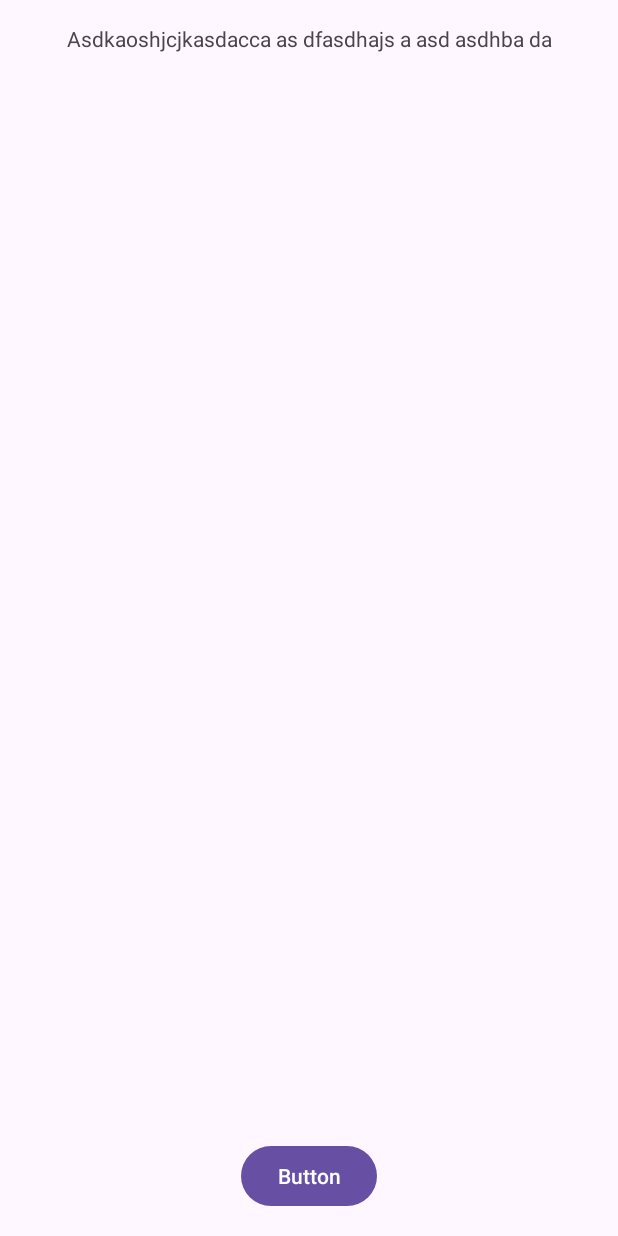
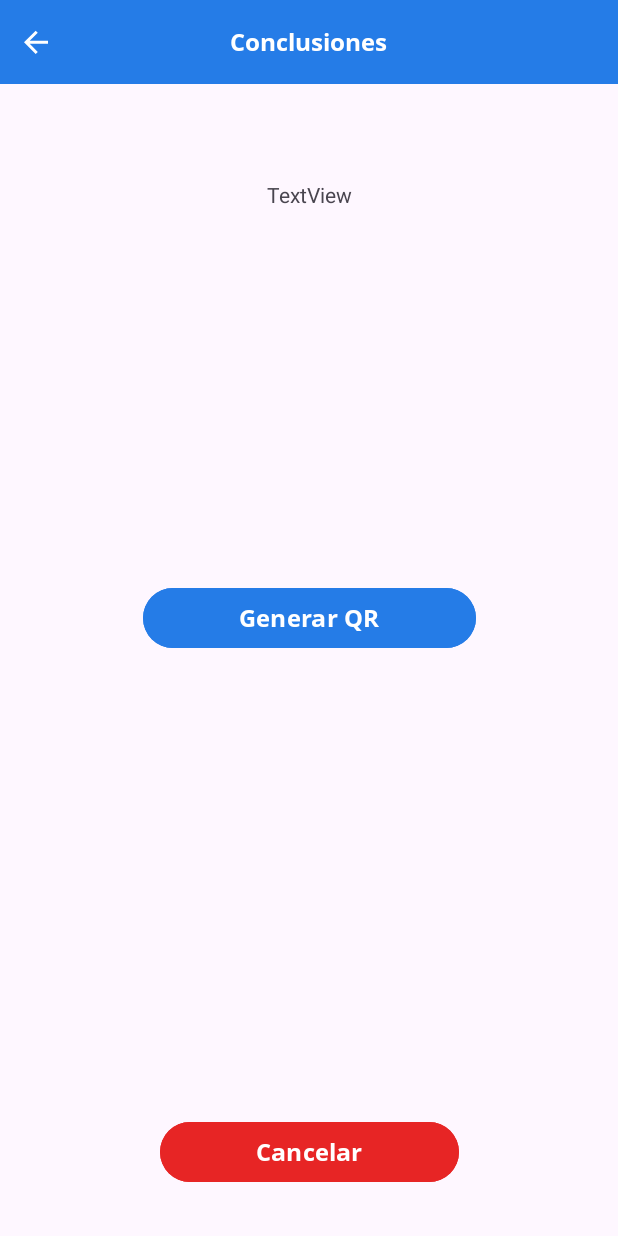
Before and after one commit to pedraNicolas/analyzer, an Android app: the ConclusionsFragment screen opened through its navigation route, on a phone screen of 412 x 824 dp. Run offline under Robolectric (Android 15) with nearby library versions, the phone set to English and light mode, and no system bars; our stand-ins replace Dagger/Hilt's generated code.

Commit message:
no message

```diff
--- a/app/src/main/java/com/psijuego/ui/views/report/conclusions/ConclusionsFragment.kt
+++ b/app/src/main/java/com/psijuego/ui/views/report/conclusions/ConclusionsFragment.kt
@@ -6,55 +6,18 @@ import android.view.LayoutInflater
 import android.view.View
 import android.view.ViewGroup
 import com.psijuego.R
+import com.psijuego.databinding.FragmentConclusionsBinding
 
-// TODO: Rename parameter arguments, choose names that match
-// the fragment initialization parameters, e.g. ARG_ITEM_NUMBER
-private const val ARG_PARAM1 = "param1"
-private const val ARG_PARAM2 = "param2"
+class ConclusionsFragment : Fragment() {
 
-/**
- * A simple [Fragment] subclass.
- * Use the [ConclusionsFragment.newInstance] factory method to
- * create an instance of this fragment.
- */
-class ConclusionsFragment : Fragment() {
-    // TODO: Rename and change types of parameters
-    private var param1: String? = null
-    private var param2: String? = null
-
-    override fun onCreate(savedInstanceState: Bundle?) {
-        super.onCreate(savedInstanceState)
-        arguments?.let {
-            param1 = it.getString(ARG_PARAM1)
-            param2 = it.getString(ARG_PARAM2)
-        }
-    }
-
+    private lateinit var binding:FragmentConclusionsBinding
     override fun onCreateView(
         inflater: LayoutInflater, container: ViewGroup?,
         savedInstanceState: Bundle?
     ): View? {
         // Inflate the layout for this fragment
-        return inflater.inflate(R.layout.fragment_conclusions, container, false)
+        binding= FragmentConclusionsBinding.inflate(inflater, container, false)
+        return binding.root
     }
 
-    companion object {
-        /**
-         * Use this factory method to create a new instance of
-         * this fragment using the provided parameters.
-         *
-         * @param param1 Parameter 1.
-         * @param param2 Parameter 2.
-         * @return A new instance of fragment ConclusionsFragment.
-         */
-        // TODO: Rename and change types and number of parameters
-        @JvmStatic
-        fun newInstance(param1: String, param2: String) =
-            ConclusionsFragment().apply {
-                arguments = Bundle().apply {
-                    putString(ARG_PARAM1, param1)
-                    putString(ARG_PARAM2, param2)
-                }
-            }
-    }
 }
--- a/app/src/main/res/layout/fragment_conclusions.xml
+++ b/app/src/main/res/layout/fragment_conclusions.xml
@@ -1,39 +1,64 @@
 <androidx.constraintlayout.widget.ConstraintLayout xmlns:android="http://schemas.android.com/apk/res/android"
     xmlns:app="http://schemas.android.com/apk/res-auto"
+    xmlns:custom="http://schemas.android.com/apk/res-auto"
     xmlns:tools="http://schemas.android.com/tools"
     android:layout_width="match_parent"
     android:layout_height="match_parent"
-    android:padding="@dimen/dp16"
     tools:context="com.psijuego.ui.views.report.conclusions.ConclusionsFragment">
 
+    <com.psijuego.core.components.HeaderLayout
+        android:id="@+id/header"
+        android:layout_width="match_parent"
+        android:layout_height="wrap_content"
+        app:layout_constraintEnd_toEndOf="parent"
+        app:layout_constraintStart_toStartOf="parent"
+        app:layout_constraintTop_toTopOf="parent"
+        custom:back="true"
+        custom:close="false"
+        custom:textHeader="@string/conclusion">
+    </com.psijuego.core.components.HeaderLayout>
 
     <TextView
         android:id="@+id/tvConclusion"
         android:layout_width="wrap_content"
         android:layout_height="wrap_content"
-        android:text="Asdkaoshjcjkasdacca as dfasdhajs a asd asdhba da"
+        android:layout_weight="1"
+        android:text="TextView"
+        android:layout_marginTop="@dimen/dp64"
+        app:layout_constraintEnd_toEndOf="parent"
+        app:layout_constraintStart_toStartOf="parent"
+        app:layout_constraintTop_toBottomOf="@+id/header" />
+
+
+    <Button
+        android:id="@+id/btnQR"
+        android:layout_width="wrap_content"
+        android:layout_height="wrap_content"
+        android:text="@string/name_qr_bottom"
+        android:paddingHorizontal="@dimen/dp64"
+        android:backgroundTint="@color/blue_mental_hearth"
+        android:fontFamily="@font/open_sans_bold"
+        android:textSize="@dimen/dp16"
+        app:layout_constraintBottom_toBottomOf="parent"
         app:layout_constraintEnd_toEndOf="parent"
         app:layout_constraintStart_toStartOf="parent"
         app:layout_constraintTop_toTopOf="parent" />
 
     <Button
-        android:id="@+id/button3"
+        android:id="@+id/btnCancel"
         android:layout_width="wrap_content"
         android:layout_height="wrap_content"
-        android:text="Button"
-        android:layout_marginTop="@dimen/dp32"
+        android:layout_weight="1"
+        android:text="@string/cancel"
+        app:layout_constraintBottom_toBottomOf="parent"
         app:layout_constraintStart_toStartOf="parent"
-        app:layout_constraintBottom_toBottomOf="parent"
-        app:layout_constraintEnd_toEndOf="parent"/>
+        app:layout_constraintEnd_toEndOf="parent"
+        android:layout_marginBottom="@dimen/dp32"
+        android:backgroundTint="@color/red"
+        android:fontFamily="@font/open_sans_bold"
+        android:textSize="@dimen/dp16"
+        android:paddingHorizontal="@dimen/dp64"
+        />
 
-    <ImageView
-        android:id="@+id/imageView"
-        android:layout_width="wrap_content"
-        android:layout_height="wrap_content"
-        tools:src="@tools:sample/avatars"
-        app:layout_constraintEnd_toEndOf="parent"
-        app:layout_constraintTop_toTopOf="parent"
-        app:layout_constraintStart_toStartOf="parent"
-        app:layout_constraintBottom_toBottomOf="parent"/>
 
 </androidx.constraintlayout.widget.ConstraintLayout>
--- a/app/src/main/res/values/colors.xml
+++ b/app/src/main/res/values/colors.xml
@@ -7,4 +7,5 @@
     <color name="blue_mental_hearth">#257CE7</color>
     <color name="text_gray">#333333</color>
     <color name="text_hide">#B4B4B4</color>
+    <color name="red">#E72525</color>
 </resources>
--- a/app/src/main/res/values/strings.xml
+++ b/app/src/main/res/values/strings.xml
@@ -6,4 +6,9 @@
     <string name="registration_number">Matrícula (opcional)</string>
     <string name="images">Images</string>
     <string name="invalid_field">Campo obligatorio</string>
+    <string name="name_qr_bottom">Generar QR</string>
+    <string name="cancel">Cancelar</string>
+    <string name="conclusion">Conclusiones</string>
+
+
 </resources>
```
